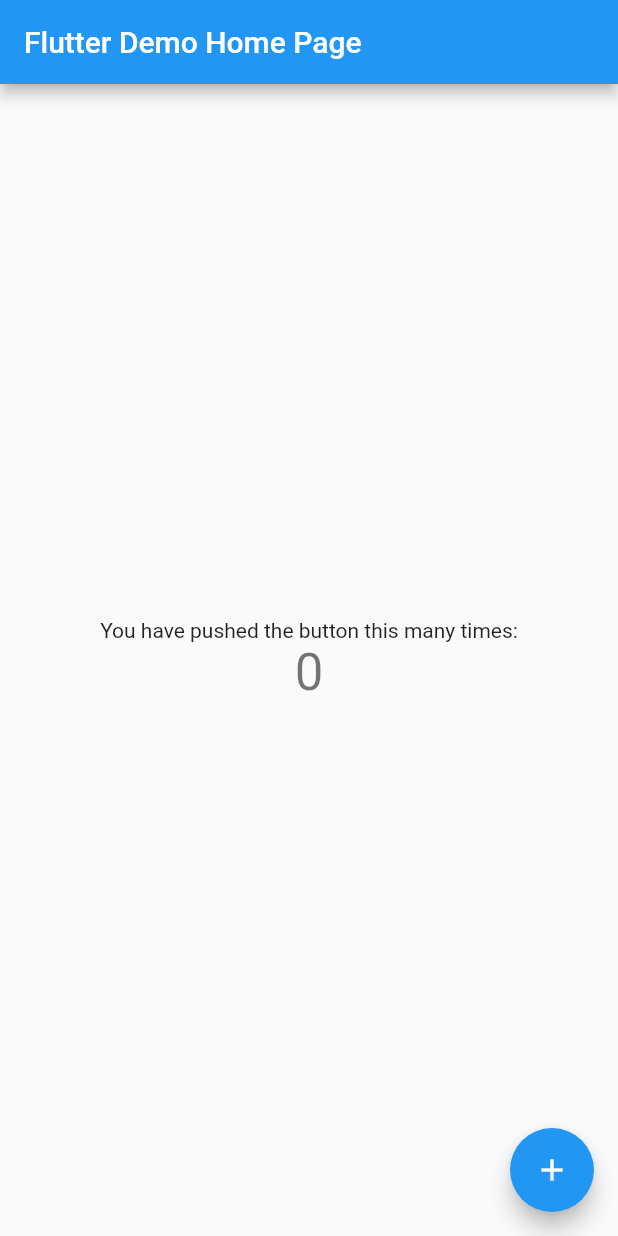
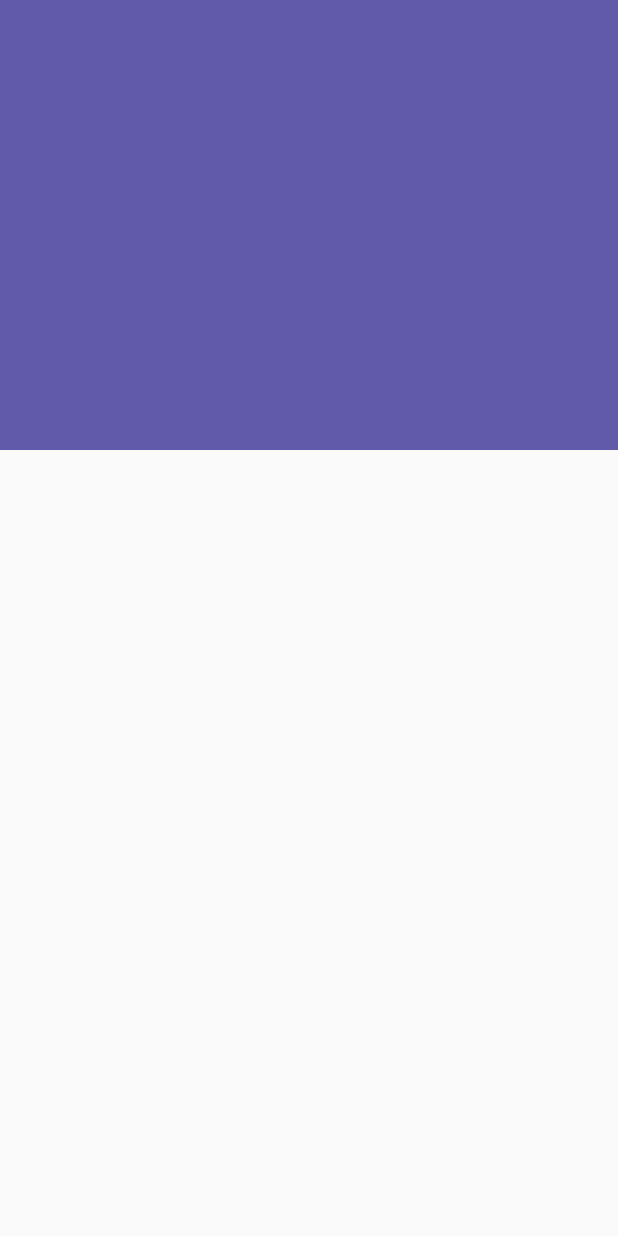
Before and after one commit to JhonZuluaga007/backgrounds_custom_painter, a Flutter app: the screen it shows after launch, on a phone screen of 412 x 824 dp. Run offline on Flutter 3.47's test engine with Material 2 defaults, Android fonts, the phone set to English and light mode, and no system bars.

Commit message:
a square header is created

```diff
--- a/lib/main.dart
+++ b/lib/main.dart
@@ -1,3 +1,4 @@
+import 'package:backgrounds_custom_painter/src/pages/headers_page.dart';
 import 'package:flutter/material.dart';
 
 void main() {
@@ -7,109 +8,14 @@
 class MyApp extends StatelessWidget {
   const MyApp({Key? key}) : super(key: key);
 
-  // This widget is the root of your application.
   @override
   Widget build(BuildContext context) {
     return MaterialApp(
-      title: 'Flutter Demo',
+      title: 'Design App',
       theme: ThemeData(
-        // This is the theme of your application.
-        //
-        // Try running your application with "flutter run". You'll see the
-        // application has a blue toolbar. Then, without quitting the app, try
-        // changing the primarySwatch below to Colors.green and then invoke
-        // "hot reload" (press "r" in the console where you ran "flutter run",
-        // or simply save your changes to "hot reload" in a Flutter IDE).
-        // Notice that the counter didn't reset back to zero; the application
-        // is not restarted.
         primarySwatch: Colors.blue,
       ),
-      home: const MyHomePage(title: 'Flutter Demo Home Page'),
+      home: const HeadersPage(),
     );
   }
 }
-
-class MyHomePage extends StatefulWidget {
-  const MyHomePage({Key? key, required this.title}) : super(key: key);
-
-  // This widget is the home page of your application. It is stateful, meaning
-  // that it has a State object (defined below) that contains fields that affect
-  // how it looks.
-
-  // This class is the configuration for the state. It holds the values (in this
-  // case the title) provided by the parent (in this case the App widget) and
-  // used by the build method of the State. Fields in a Widget subclass are
-  // always marked "final".
-
-  final String title;
-
-  @override
-  State<MyHomePage> createState() => _MyHomePageState();
-}
-
-class _MyHomePageState extends State<MyHomePage> {
-  int _counter = 0;
-
-  void _incrementCounter() {
-    setState(() {
-      // This call to setState tells the Flutter framework that something has
-      // changed in this State, which causes it to rerun the build method below
-      // so that the display can reflect the updated values. If we changed
-      // _counter without calling setState(), then the build method would not be
-      // called again, and so nothing would appear to happen.
-      _counter++;
-    });
-  }
-
-  @override
-  Widget build(BuildContext context) {
-    // This method is rerun every time setState is called, for instance as done
-    // by the _incrementCounter method above.
-    //
-    // The Flutter framework has been optimized to make rerunning build methods
-    // fast, so that you can just rebuild anything that needs updating rather
-    // than having to individually change instances of widgets.
-    return Scaffold(
-      appBar: AppBar(
-        // Here we take the value from the MyHomePage object that was created by
-        // the App.build method, and use it to set our appbar title.
-        title: Text(widget.title),
-      ),
-      body: Center(
-        // Center is a layout widget. It takes a single child and positions it
-        // in the middle of the parent.
-        child: Column(
-          // Column is also a layout widget. It takes a list of children and
-          // arranges them vertically. By default, it sizes itself to fit its
-          // children horizontally, and tries to be as tall as its parent.
-          //
-          // Invoke "debug painting" (press "p" in the console, choose the
-          // "Toggle Debug Paint" action from the Flutter Inspector in Android
-          // Studio, or the "Toggle Debug Paint" command in Visual Studio Code)
-          // to see the wireframe for each widget.
-          //
-          // Column has various properties to control how it sizes itself and
-          // how it positions its children. Here we use mainAxisAlignment to
-          // center the children vertically; the main axis here is the vertical
-          // axis because Columns are vertical (the cross axis would be
-          // horizontal).
-          mainAxisAlignment: MainAxisAlignment.center,
-          children: <Widget>[
-            const Text(
-              'You have pushed the button this many times:',
-            ),
-            Text(
-              '$_counter',
-              style: Theme.of(context).textTheme.headline4,
-            ),
-          ],
-        ),
-      ),
-      floatingActionButton: FloatingActionButton(
-        onPressed: _incrementCounter,
-        tooltip: 'Increment',
-        child: const Icon(Icons.add),
-      ), // This trailing comma makes auto-formatting nicer for build methods.
-    );
-  }
-}
--- /dev/null
+++ b/lib/src/pages/headers_page.dart
@@ -0,0 +1,13 @@
+import 'package:backgrounds_custom_painter/src/widgets/headers.dart';
+import 'package:flutter/material.dart';
+
+class HeadersPage extends StatelessWidget {
+  const HeadersPage({Key? key}) : super(key: key);
+
+  @override
+  Widget build(BuildContext context) {
+    return const Scaffold(
+      body: SquareHeaders(),
+    );
+  }
+}
--- /dev/null
+++ b/lib/src/widgets/headers.dart
@@ -0,0 +1,13 @@
+import 'package:flutter/material.dart';
+
+class SquareHeaders extends StatelessWidget {
+  const SquareHeaders({Key? key}) : super(key: key);
+
+  @override
+  Widget build(BuildContext context) {
+    return Container(
+      height: 300,
+      color: const Color(0xff615AAB),
+    );
+  }
+}
```
